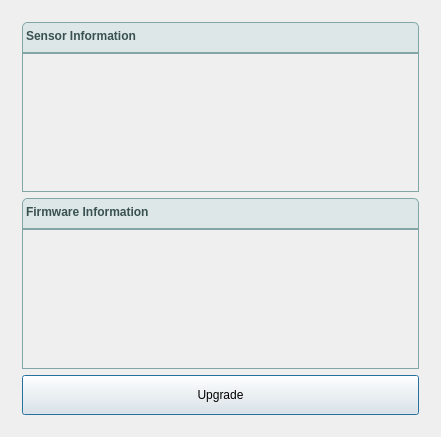
First picture: the form in T3kUpgrade/dialog.ui, repository habilience/habilience-t3ksensor-tools, before the edit.
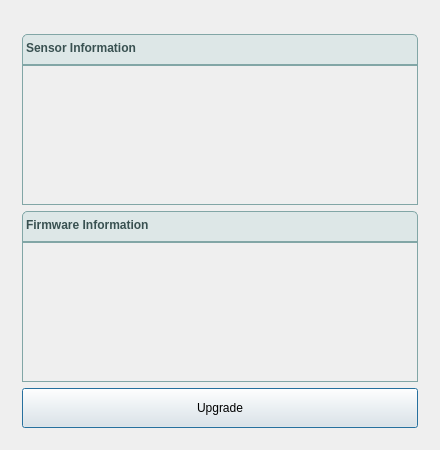
Second picture: the form after the edit. Icons and pictures are not drawn. Custom widgets are drawn as their Qt base class.

What changed in the file:
```diff
--- a/T3kUpgrade/dialog.ui
+++ b/T3kUpgrade/dialog.ui
@@ -6,8 +6,8 @@
    <rect>
     <x>0</x>
     <y>0</y>
-    <width>441</width>
-    <height>437</height>
+    <width>440</width>
+    <height>450</height>
    </rect>
   </property>
   <property name="sizePolicy">
@@ -16,6 +16,18 @@
     <verstretch>0</verstretch>
    </sizepolicy>
   </property>
+  <property name="minimumSize">
+   <size>
+    <width>440</width>
+    <height>450</height>
+   </size>
+  </property>
+  <property name="maximumSize">
+   <size>
+    <width>440</width>
+    <height>450</height>
+   </size>
+  </property>
   <property name="windowTitle">
    <string>T3k Firmware Upgrader</string>
   </property>
@@ -26,6 +38,9 @@
    <bool>false</bool>
   </property>
   <layout class="QVBoxLayout" name="layoutBody">
+   <property name="topMargin">
+    <number>0</number>
+   </property>
    <item>
     <widget class="QSlidingStackedWidget" name="stackedWidget">
      <property name="frameShape">
@@ -36,11 +51,51 @@
      </property>
      <widget class="QWidget" name="pageInformation">
       <layout class="QVBoxLayout" name="verticalLayout_6">
+       <property name="sizeConstraint">
+        <enum>QLayout::SetMinimumSize</enum>
+       </property>
        <item>
         <layout class="QVBoxLayout" name="layoutSensorInformation">
          <property name="spacing">
           <number>0</number>
          </property>
+         <item>
+          <layout class="QHBoxLayout" name="horizontalLayout">
+           <item>
+            <spacer name="horizontalSpacer">
+             <property name="orientation">
+              <enum>Qt::Horizontal</enum>
+             </property>
+             <property name="sizeHint" stdset="0">
+              <size>
+               <width>40</width>
+               <height>20</height>
+              </size>
+             </property>
+            </spacer>
+           </item>
+           <item>
+            <widget class="QToolButton" name="toolButtonLicense">
+             <property name="minimumSize">
+              <size>
+               <width>23</width>
+               <height>23</height>
+              </size>
+             </property>
+             <property name="text">
+              <string/>
+             </property>
+             <property name="icon">
+              <iconset resource="T3kUpgrade.qrc">
+               <normaloff>:/T3kUpgradeRes/resources/PNG_QUESTION_MARK.png</normaloff>:/T3kUpgradeRes/resources/PNG_QUESTION_MARK.png</iconset>
+             </property>
+             <property name="autoRaise">
+              <bool>true</bool>
+             </property>
+            </widget>
+           </item>
+          </layout>
+         </item>
          <item>
           <widget class="QLabel" name="labelSensorInformation">
            <property name="minimumSize">
```
Left out of the diff: 4 changed lines with no effect on the pictures.
